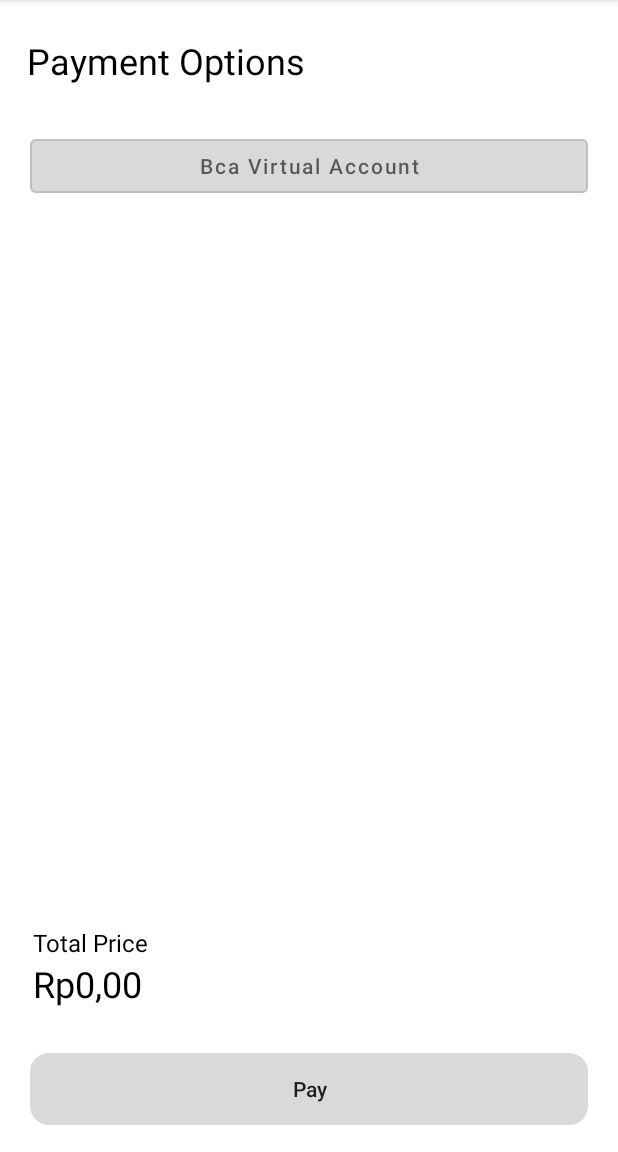
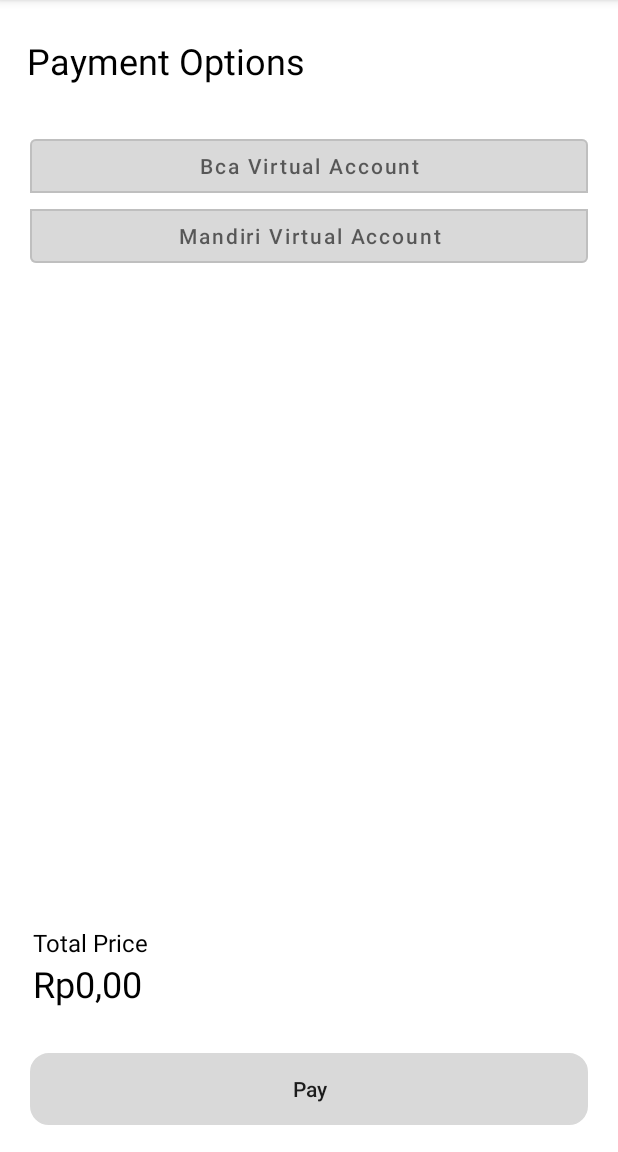
Before and after one commit to michaelwijaya2810/recipe-app-thesis, an Android app: the PaymentActivity screen opened directly, with no data from a screen before it, after a tap on "Pay", on a phone screen of 412 x 824 dp, the part 84-1236 px from its top. Run offline under Robolectric (Android 15) with nearby library versions, the phone set to English and light mode, and no system bars; 1 statement that could not run was skipped.

Commit message:
Add Payment Method Mandiri VA

```diff
--- a/app/src/main/java/com/irmwrs/recipeapp/MainActivity.java
+++ b/app/src/main/java/com/irmwrs/recipeapp/MainActivity.java
@@ -53,7 +53,7 @@ public class MainActivity extends AppCompatActivity implements NavigationBarView
         context = getApplicationContext();
         sharepref = context.getSharedPreferences("userinfo",Context.MODE_PRIVATE);
         userId = sharepref.getInt("Userid",0);
-
+        bottomNav = findViewById(R.id.bottom_nav);
 
 
         refresh = findViewById(R.id.refresh);
@@ -67,7 +67,7 @@ public class MainActivity extends AppCompatActivity implements NavigationBarView
 
 
 
-        bottomNav = findViewById(R.id.bottom_nav);
+
         if(pageNumber == 1){
             bottomNav.setSelectedItemId(R.id.menu_1);
             RecipeFragment(false, 1);
--- a/app/src/main/java/com/irmwrs/recipeapp/OutSystemService.java
+++ b/app/src/main/java/com/irmwrs/recipeapp/OutSystemService.java
@@ -78,7 +78,7 @@ public interface OutSystemService {
 
     // Payment
     @POST("Payment/ProccessCheckout")
-    Call<PaymentResponse> postProccessCheckout(@Query("UserId") long userId, @Query("Authkey") String authKey, @Query("TotalPrice") int totalPrice, @Body List<Long> orderList);
+    Call<PaymentResponse> postProccessCheckout(@Query("UserId") long userId, @Query("Authkey") String authKey, @Query("TotalPrice") int totalPrice,@Query("Method") int method, @Body List<Long> orderList);
 
 
 }
--- a/app/src/main/java/com/irmwrs/recipeapp/Server.java
+++ b/app/src/main/java/com/irmwrs/recipeapp/Server.java
@@ -158,13 +158,13 @@ public class Server {
     }
 
     // Payment
-    public Call<PaymentResponse> postCheckout(long userId, String authKey, int totalPrice, List<Integer> orderListInt){
+    public Call<PaymentResponse> postCheckout(long userId, String authKey, int totalPrice,int method, List<Integer> orderListInt){
         List<Long> orderList = new ArrayList<>();
         for (int i = 0; i < orderListInt.size(); i++){ // change int to long because intent can't send an array of Long
             orderList.add(Long.valueOf(orderListInt.get(i)));
         }
 
-        Call<PaymentResponse> call = outSystemService.postProccessCheckout(userId, authKey, totalPrice, orderList);
+        Call<PaymentResponse> call = outSystemService.postProccessCheckout(userId, authKey, totalPrice,method, orderList);
         return call;
     }
 
--- a/app/src/main/java/com/irmwrs/recipeapp/payment/views/PaymentActivity.java
+++ b/app/src/main/java/com/irmwrs/recipeapp/payment/views/PaymentActivity.java
@@ -31,7 +31,7 @@ public class PaymentActivity extends AppCompatActivity {
     TextView tvTotalPrice3;
     Button btnPay;
 
-    String paymentMethod = "";
+    int paymentMethod = 0;
     int totalPrice;
 
     long userId;
@@ -81,18 +81,23 @@ public class PaymentActivity extends AppCompatActivity {
             public void onButtonChecked(MaterialButtonToggleGroup group, int checkedId, boolean isChecked) {
                 if (isChecked){
                     if (checkedId == R.id.btnBcaVA){
-                        paymentMethod = "BCA";
+                        paymentMethod = 1;
                     }
+                    else if(checkedId == R.id.btnMandiriVA)
+                    {
+                        paymentMethod = 2;
+                    }
+
                 }
                 else {
-                    paymentMethod = "";
+                    paymentMethod = 0;
                 }
             }
         });
         btnPay.setOnClickListener(new View.OnClickListener() {
             @Override
             public void onClick(View view) {
-                if(paymentMethod.equals("")){
+                if(paymentMethod == 0){
                     functions.showToast("Please select a payment method");
                 }
                 else {
@@ -107,7 +112,7 @@ public class PaymentActivity extends AppCompatActivity {
                                 return;
                             }
                             String auth = response.body().value;
-                            server.postCheckout(userId, auth, totalPrice, orderList).enqueue(new Callback<PaymentResponse>() {
+                            server.postCheckout(userId, auth, totalPrice,paymentMethod, orderList).enqueue(new Callback<PaymentResponse>() {
                                 @Override
                                 public void onResponse(Call<PaymentResponse> call, Response<PaymentResponse> response) {
                                     if (!response.isSuccessful()){
--- a/app/src/main/res/layout/activity_main.xml
+++ b/app/src/main/res/layout/activity_main.xml
@@ -35,5 +35,8 @@
         app:labelVisibilityMode="labeled"
         app:menu="@menu/bottom_nav_menu"/>
 
+
+
+
 </androidx.constraintlayout.widget.ConstraintLayout>
 </androidx.swiperefreshlayout.widget.SwipeRefreshLayout>
--- a/app/src/main/res/layout/activity_payment.xml
+++ b/app/src/main/res/layout/activity_payment.xml
@@ -36,6 +36,15 @@
             android:text="Bca Virtual Account"
             android:textAllCaps="false"
             />
+        <Button
+            android:id="@+id/btnMandiriVA"
+            style="@style/Widget.MaterialComponents.Button.OutlinedButton"
+            android:backgroundTint="@color/gray"
+            android:layout_width="match_parent"
+            android:layout_height="wrap_content"
+            android:text="Mandiri Virtual Account"
+            android:textAllCaps="false"
+            />
     </com.google.android.material.button.MaterialButtonToggleGroup>
     <LinearLayout android:layout_width="fill_parent"
         android:layout_height="wrap_content" android:layout_weight="1" />
```
